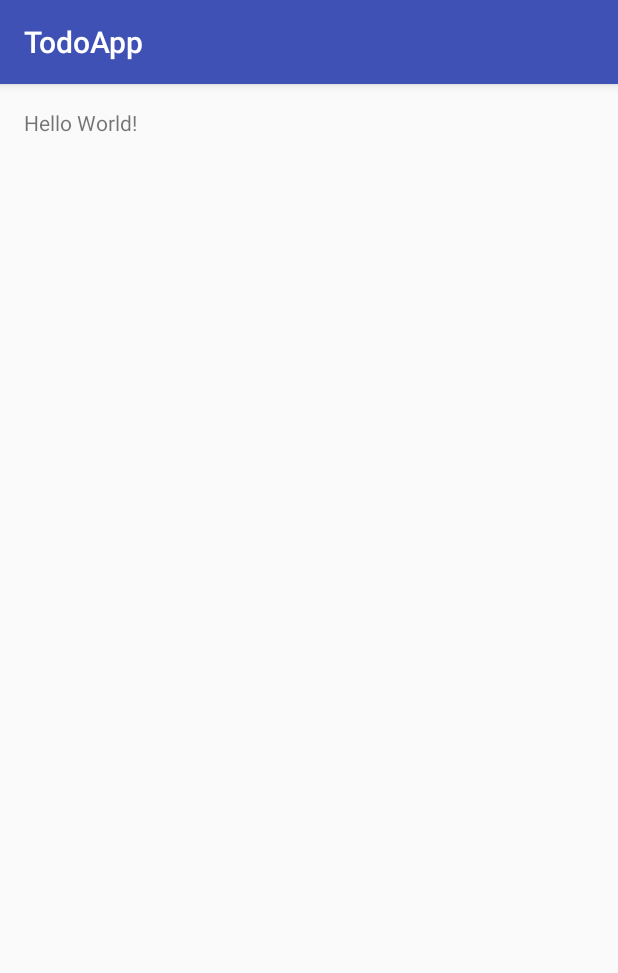
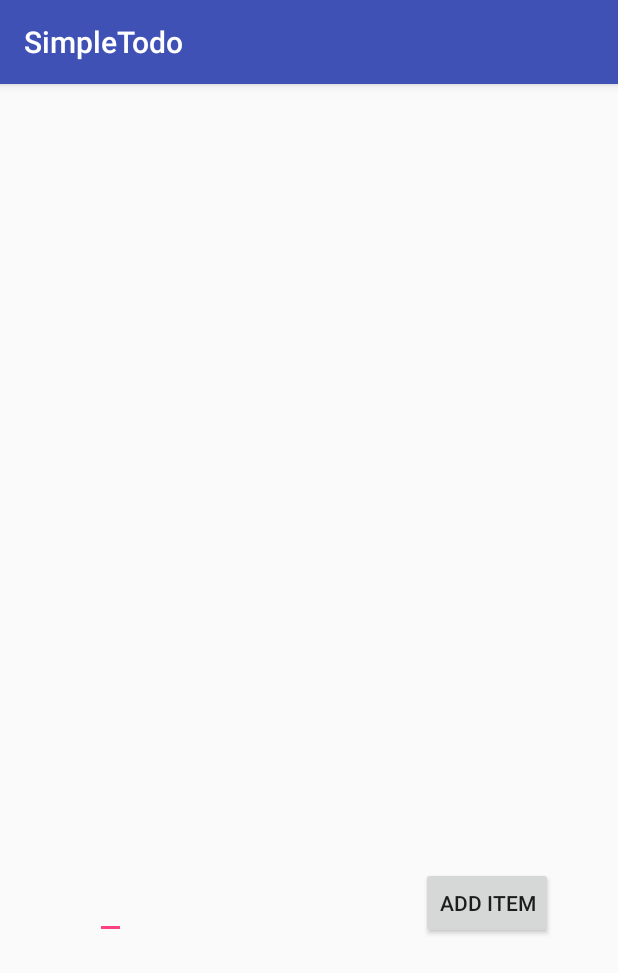
Before and after one commit to waliahimanshu/Todo-App, an Android app: the screen it shows after launch (MainActivity), on a phone screen of 412 x 824 dp. Shown: the top 973 px of the screen. Run offline under Robolectric (Android 15) with nearby library versions, the phone set to English and light mode, and no system bars.

Commit message:
button click stores items in ArrayList

```diff
--- a/app/build.gradle
+++ b/app/build.gradle
@@ -6,8 +6,8 @@ android {
 
     defaultConfig {
         applicationId "com.example.himanshuw.todoapp"
-        minSdkVersion 23
-        targetSdkVersion 23
+        minSdkVersion 22
+        targetSdkVersion 22
         versionCode 1
         versionName "1.0"
     }
--- a/app/src/main/res/layout/activity_main.xml
+++ b/app/src/main/res/layout/activity_main.xml
@@ -9,8 +9,33 @@
     android:paddingTop="@dimen/activity_vertical_margin"
     tools:context="com.example.himanshuw.todoapp.MainActivity">
 
-    <TextView
+    <EditText
         android:layout_width="wrap_content"
         android:layout_height="wrap_content"
-        android:text="Hello World!" />
+        android:id="@+id/editTextView"
+
+
+        android:layout_alignBottom="@+id/AddButton"
+        android:layout_alignParentStart="true"
+        android:layout_marginStart="47dp" />
+
+
+
+     <Button
+         android:layout_width="wrap_content"
+         android:layout_height="wrap_content"
+         android:id="@+id/AddButton"
+         android:text="Add Item"
+         android:onClick="AddItem"
+         android:layout_marginBottom="182dp"
+         android:layout_alignParentBottom="true"
+         android:layout_alignParentEnd="true"
+         android:layout_marginEnd="27dp" />
+
+    <LinearLayout
+        android:orientation="vertical"
+        android:layout_width="match_parent"
+        android:layout_height="wrap_content"
+        android:layout_alignParentStart="true"></LinearLayout>
+
 </RelativeLayout>
--- a/app/src/main/res/values/strings.xml
+++ b/app/src/main/res/values/strings.xml
@@ -1,3 +1,3 @@
 <resources>
-    <string name="app_name">TodoApp</string>
+    <string name="app_name">SimpleTodo</string>
 </resources>
```
Also changed, not shown: app/src/main/java/com/example/himanshuw/todoapp/MainActivity.java (+28 -0 lines).
